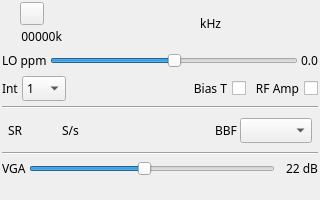
The window that plugins/samplesink/hackrfoutput/hackrfoutputgui.ui (f4exb/sdrangel) describes before a commit, drawn with Qt 5.
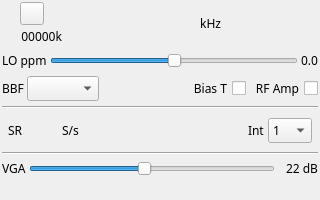
The same window after the commit. Icons and pictures are not drawn. Custom widgets are drawn as their Qt base class.

Commit message: HackRF output: GUI updates

The edit to the form file:
```diff
--- a/plugins/samplesink/hackrfoutput/hackrfoutputgui.ui
+++ b/plugins/samplesink/hackrfoutput/hackrfoutputgui.ui
@@ -221,13 +221,6 @@
      <property name="bottomMargin">
       <number>2</number>
      </property>
-     <item row="1" column="0">
-      <widget class="QLabel" name="label_interp">
-       <property name="text">
-        <string>Int</string>
-       </property>
-      </widget>
-     </item>
      <item row="1" column="3">
       <widget class="QCheckBox" name="biasT">
        <property name="toolTip">
@@ -267,50 +260,18 @@
        </property>
       </spacer>
      </item>
+     <item row="1" column="0">
+      <widget class="QLabel" name="bbFiltLabel">
+       <property name="text">
+        <string>BBF</string>
+       </property>
+      </widget>
+     </item>
      <item row="1" column="1">
-      <widget class="QComboBox" name="interp">
-       <property name="maximumSize">
-        <size>
-         <width>55</width>
-         <height>16777215</height>
-        </size>
-       </property>
+      <widget class="QComboBox" name="bbFilter">
        <property name="toolTip">
         <string>Decimation factor</string>
        </property>
-       <property name="currentIndex">
-        <number>0</number>
-       </property>
-       <item>
-        <property name="text">
-         <string>1</string>
-        </property>
-       </item>
-       <item>
-        <property name="text">
-         <string>2</string>
-        </property>
-       </item>
-       <item>
-        <property name="text">
-         <string>4</string>
-        </property>
-       </item>
-       <item>
-        <property name="text">
-         <string>8</string>
-        </property>
-       </item>
-       <item>
-        <property name="text">
-         <string>16</string>
-        </property>
-       </item>
-       <item>
-        <property name="text">
-         <string>32</string>
-        </property>
-       </item>
       </widget>
      </item>
     </layout>
@@ -392,17 +353,56 @@
       </spacer>
      </item>
      <item>
-      <widget class="QLabel" name="bbFiltLabel">
+      <widget class="QLabel" name="label_interp">
        <property name="text">
-        <string>BBF</string>
+        <string>Int</string>
        </property>
       </widget>
      </item>
      <item>
-      <widget class="QComboBox" name="bbFilter">
+      <widget class="QComboBox" name="interp">
+       <property name="maximumSize">
+        <size>
+         <width>55</width>
+         <height>16777215</height>
+        </size>
+       </property>
        <property name="toolTip">
         <string>RF bandpas filter</string>
        </property>
+       <property name="currentIndex">
+        <number>0</number>
+       </property>
+       <item>
+        <property name="text">
+         <string>1</string>
+        </property>
+       </item>
+       <item>
+        <property name="text">
+         <string>2</string>
+        </property>
+       </item>
+       <item>
+        <property name="text">
+         <string>4</string>
+        </property>
+       </item>
+       <item>
+        <property name="text">
+         <string>8</string>
+        </property>
+       </item>
+       <item>
+        <property name="text">
+         <string>16</string>
+        </property>
+       </item>
+       <item>
+        <property name="text">
+         <string>32</string>
+        </property>
+       </item>
       </widget>
      </item>
     </layout>
```
Left out of the diff: 4 changed lines with no effect on the pictures. The commit also changes 1 other file.
